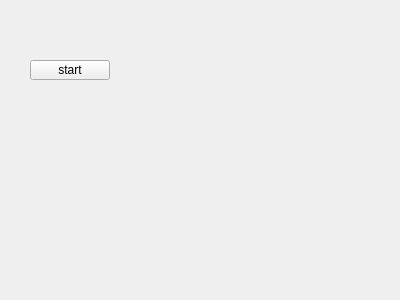
Qt form mainwindow.ui (risingLee/kzz) before a commit.
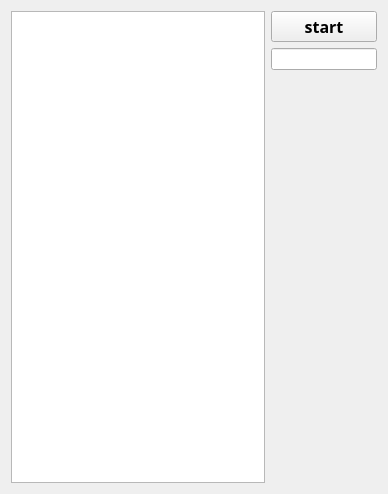
The same form after that commit.

The edit to the form file:
```diff
--- a/mainwindow.ui
+++ b/mainwindow.ui
@@ -6,27 +6,67 @@
    <rect>
     <x>0</x>
     <y>0</y>
-    <width>400</width>
-    <height>300</height>
+    <width>388</width>
+    <height>494</height>
    </rect>
   </property>
   <property name="windowTitle">
    <string>MainWindow</string>
   </property>
   <widget class="QWidget" name="centralWidget">
-   <widget class="QPushButton" name="pbPankou">
-    <property name="geometry">
-     <rect>
-      <x>30</x>
-      <y>60</y>
-      <width>80</width>
-      <height>20</height>
-     </rect>
-    </property>
-    <property name="text">
-     <string>start</string>
-    </property>
-   </widget>
+   <layout class="QHBoxLayout" name="horizontalLayout">
+    <item>
+     <widget class="QPlainTextEdit" name="plainTextEdit">
+      <property name="font">
+       <font>
+        <family>Microsoft YaHei</family>
+        <pointsize>12</pointsize>
+       </font>
+      </property>
+     </widget>
+    </item>
+    <item>
+     <layout class="QVBoxLayout" name="verticalLayout">
+      <item>
+       <widget class="QPushButton" name="pbPankou">
+        <property name="minimumSize">
+         <size>
+          <width>0</width>
+          <height>30</height>
+         </size>
+        </property>
+        <property name="font">
+         <font>
+          <family>Microsoft YaHei UI Light</family>
+          <pointsize>12</pointsize>
+          <weight>75</weight>
+          <bold>true</bold>
+         </font>
+        </property>
+        <property name="text">
+         <string>start</string>
+        </property>
+       </widget>
+      </item>
+      <item>
+       <widget class="QLineEdit" name="lineEdit"/>
+      </item>
+      <item>
+       <spacer name="verticalSpacer">
+        <property name="orientation">
+         <enum>Qt::Vertical</enum>
+        </property>
+        <property name="sizeHint" stdset="0">
+         <size>
+          <width>20</width>
+          <height>40</height>
+         </size>
+        </property>
+       </spacer>
+      </item>
+     </layout>
+    </item>
+   </layout>
   </widget>
  </widget>
  <layoutdefault spacing="6" margin="11"/>
```
